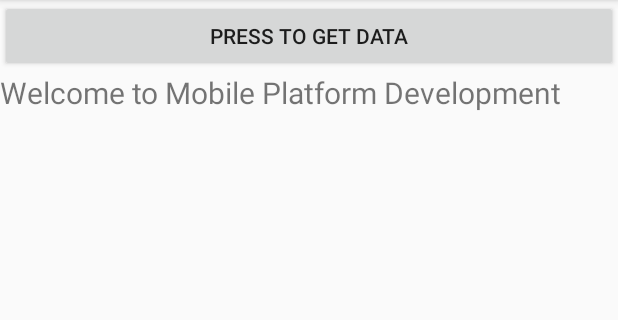
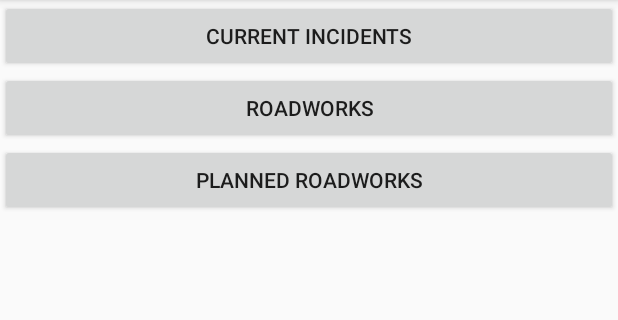
Before and after one commit to fmcfar200/Coursework-Project, an Android app: the screen it shows after launch (MainActivity), on a phone screen of 412 x 824 dp, the part 84-404 px from its top. Run offline under Robolectric (Android 15) with nearby library versions, the phone set to English and light mode, and no system bars.

Commit message:
button changes

```diff
--- a/app/src/main/java/mpdproject/gcu/me/org/assignmenttest1/MainActivity.java
+++ b/app/src/main/java/mpdproject/gcu/me/org/assignmenttest1/MainActivity.java
@@ -33,33 +33,65 @@ public class MainActivity extends AppCompatActivity implements View.OnClickListe
     private String url1="https://trafficscotland.org/rss/feeds/currentincidents.aspx";
     private String url2="https://trafficscotland.org/rss/feeds/roadworks.aspx";
     private String url3="https://trafficscotland.org/rss/feeds/plannedroadworks.aspx";
+
     private TextView urlInput;
-    private Button startButton;
     private String result = "";
+
+    private Button incidentsButton;
+    private Button rwButton;
+    private Button plannedRWButton;
+
 
     List<RoadWorksItem> rwList = new ArrayList<RoadWorksItem>();
 
-
+    private enum fetchType
+    {
+        ROADWORKS,
+        INCIDENTS,
+        PLANNED_RW;
+    }
     @Override
     protected void onCreate(Bundle savedInstanceState)
     {
         super.onCreate(savedInstanceState);
         setContentView(R.layout.activity_main);
         urlInput = (TextView)findViewById(R.id.urlInput);
-        startButton = (Button)findViewById(R.id.startButton);
-        startButton.setOnClickListener(this);
+
+        incidentsButton = (Button)findViewById(R.id.incidentsButton);
+        incidentsButton.setOnClickListener(this);
+
+        rwButton = (Button)findViewById(R.id.roadworksButton);
+        rwButton.setOnClickListener(this);
+
+        plannedRWButton = (Button)findViewById(R.id.plannedRWButton);
+        plannedRWButton.setOnClickListener(this);
 
     } // End of onCreate
 
     public void onClick(View aview)
     {
-        startProgress();
+        if (aview == incidentsButton)
+        {
+            startProgress(url1);
+
+        }
+        else if (aview == rwButton)
+        {
+            startProgress(url2);
+
+        }
+        else if (aview == plannedRWButton)
+        {
+            startProgress(url3);
+
+        }
+
     }
 
-    public void startProgress()
+    public void startProgress(String url)
     {
         // Run network access on a separate thread;
-        new Thread(new Task(url2)).start();
+        new Thread(new Task(url)).start();
     } //
 
     // Need separate thread to access the internet resource over network
@@ -77,6 +109,7 @@ public class MainActivity extends AppCompatActivity implements View.OnClickListe
         {
 
             RoadWorksItem rwItem = null;
+            urlInput.clearComposingText();
 
             URL aurl;
             URLConnection yc;
@@ -147,6 +180,11 @@ public class MainActivity extends AppCompatActivity implements View.OnClickListe
                                      {
                                          rwItem.desc = pp.nextText().trim();
                                          Log.e("Attrib", rwItem.desc);
+                                         rwItem.desc.replace("<","");
+                                         rwItem.desc.replace(">","");
+                                         rwItem.desc.replace("/","");
+
+
                                      }
                                      else if (pp.getName().equalsIgnoreCase("link"))
                                      {
--- a/app/src/main/res/layout/activity_main.xml
+++ b/app/src/main/res/layout/activity_main.xml
@@ -7,10 +7,22 @@
                 android:layout_width="fill_parent"
                 android:layout_height="fill_parent">
                 <Button
-                    android:id="@+id/startButton"
+                    android:id="@+id/incidentsButton"
                     android:layout_width="fill_parent"
                     android:layout_height="wrap_content"
-                    android:text="Press to get data"
+                    android:text="current incidents"
+                    />
+                <Button
+                    android:id="@+id/roadworksButton"
+                    android:layout_width="fill_parent"
+                    android:layout_height="wrap_content"
+                    android:text="roadworks"
+                    />
+                <Button
+                android:id="@+id/plannedRWButton"
+                android:layout_width="fill_parent"
+                android:layout_height="wrap_content"
+                android:text="planned roadworks"
                 />
 
                 <TextView
@@ -18,7 +30,7 @@
                     android:layout_width="fill_parent"
                     android:layout_height="wrap_content"
                     android:textSize="20sp"
-                    android:text="Welcome to Mobile Platform Development"
+                    android:text=""
                 />
     </LinearLayout>
 </ScrollView>
```
